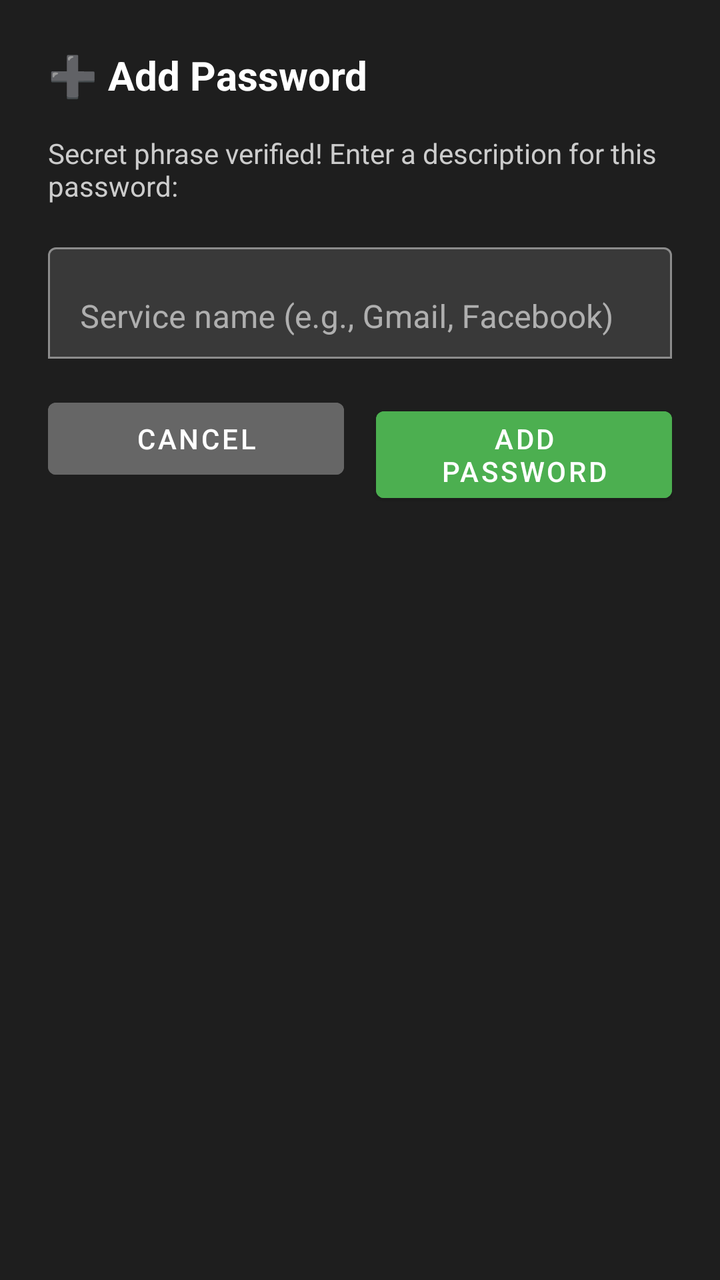
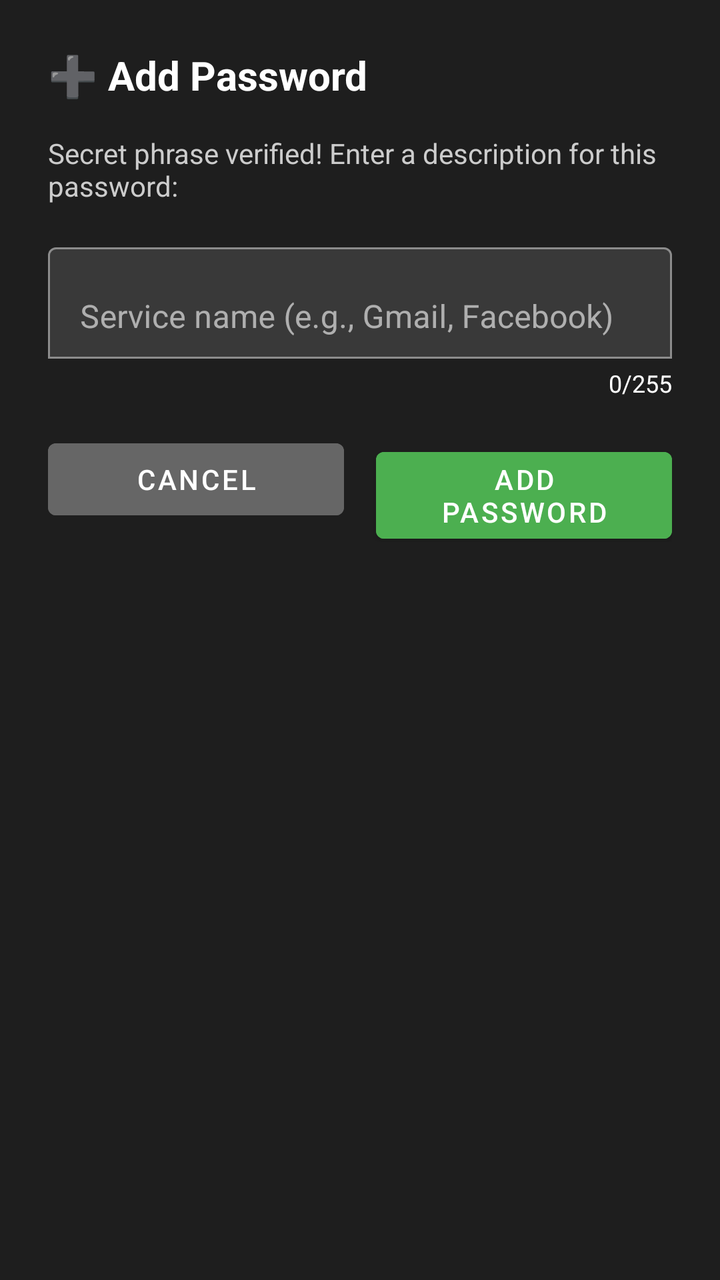

Before-and-after screenshots of an Android layout around one commit, followed by the original layout XML and the change that was made.
<!-- AndroidManifest.xml: application theme Theme.SmartPasswordManager -->
<!-- res/layout/dialog_qr_description.xml -->
<?xml version="1.0" encoding="utf-8"?>
<LinearLayout xmlns:android="http://schemas.android.com/apk/res/android"
    xmlns:app="http://schemas.android.com/apk/res-auto"
    android:layout_width="match_parent"
    android:layout_height="wrap_content"
    android:orientation="vertical"
    android:padding="24dp"
    android:background="#1E1E1E">

    <TextView
        android:layout_width="wrap_content"
        android:layout_height="wrap_content"
        android:text="➕ Add Password"
        android:textSize="20sp"
        android:textStyle="bold"
        android:textColor="@android:color/white"
        android:layout_marginBottom="16dp" />

    <TextView
        android:layout_width="match_parent"
        android:layout_height="wrap_content"
        android:text="Secret phrase verified! Enter a description for this password:"
        android:textSize="14sp"
        android:textColor="#CCCCCC"
        android:layout_marginBottom="16dp" />

    <com.google.android.material.textfield.TextInputLayout
        android:id="@+id/descriptionLayout"
        android:layout_width="match_parent"
        android:layout_height="wrap_content"
        android:hint="Service name (e.g., Gmail, Facebook)"
        app:boxBackgroundMode="outline"
        android:layout_marginBottom="16dp">

        <com.google.android.material.textfield.TextInputEditText
            android:id="@+id/passwordDescription"
            android:layout_width="match_parent"
            android:layout_height="wrap_content"
            android:inputType="text"
            android:maxLength="255"
            android:maxLines="1" />
    </com.google.android.material.textfield.TextInputLayout>

    <LinearLayout
        android:layout_width="match_parent"
        android:layout_height="wrap_content"
        android:orientation="horizontal">

        <Button
            android:id="@+id/btnCancel"
            android:layout_width="0dp"
            android:layout_height="wrap_content"
            android:layout_weight="1"
            android:layout_marginEnd="8dp"
            android:text="Cancel"
            android:textColor="#FFFFFF"
            android:backgroundTint="#666666" />

        <Button
            android:id="@+id/btnAdd"
            android:layout_width="0dp"
            android:layout_height="wrap_content"
            android:layout_weight="1"
            android:layout_marginStart="8dp"
            android:text="Add Password"
            android:textColor="#FFFFFF"
            android:backgroundTint="#4CAF50" />
    </LinearLayout>

</LinearLayout>
<!-- resources referenced by this layout -->
<resources>
  <style name="Theme.SmartPasswordManager" parent="Theme.MaterialComponents.DayNight.NoActionBar">
          <item name="colorPrimary">@color/primary_blue</item>
          <item name="colorPrimaryVariant">@color/primary_blue_dark</item>
          <item name="colorOnPrimary">@color/white</item>
          <item name="colorSecondary">@color/primary_blue_light</item>
          <item name="colorOnSecondary">@color/white</item>
          <item name="android:colorBackground">@color/dark_background</item>
          <item name="colorSurface">@color/dark_surface</item>
          <item name="colorOnSurface">@color/white</item>
          <item name="materialAlertDialogTheme">@style/ThemeOverlay.MaterialComponents.MaterialAlertDialog</item>
      </style>
  <color name="primary_blue">#0d6efd</color>
  <color name="primary_blue_dark">#0a58ca</color>
  <color name="white">#ffffff</color>
  <color name="primary_blue_light">#3b82f6</color>
  <color name="dark_background">#121212</color>
  <color name="dark_surface">#1e1e1e</color>
  <style name="ThemeOverlay.MaterialComponents.MaterialAlertDialog" parent="ThemeOverlay.MaterialComponents.MaterialAlertDialog" tools:ignore="PrivateResource,ResourceCycle">
          <item name="colorPrimary">@color/primary_blue</item>
          <item name="colorOnSurface">@color/white</item>
          <item name="colorSurface">@color/dark_surface</item>
      </style>
</resources>

<!-- the commit's change to res/layout/dialog_qr_description.xml (unified diff, before → after) -->
@@ -39,6 +39,16 @@
             android:inputType="text"
             android:maxLength="255"
             android:maxLines="1" />
+
+        <TextView
+            android:id="@+id/charCounter"
+            android:layout_width="wrap_content"
+            android:layout_height="wrap_content"
+            android:layout_gravity="end"
+            android:layout_marginTop="4dp"
+            android:text="0/255"
+            android:textSize="12sp"
+            android:textColor="@android:color/white" />
     </com.google.android.material.textfield.TextInputLayout>
 
     <LinearLayout
